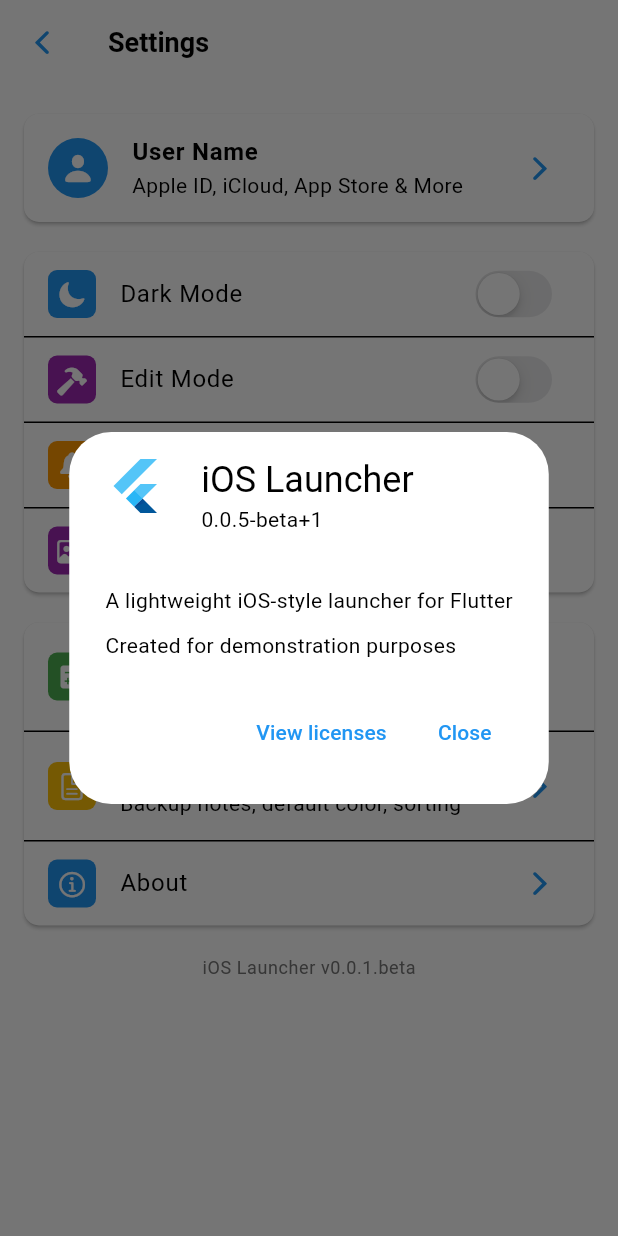
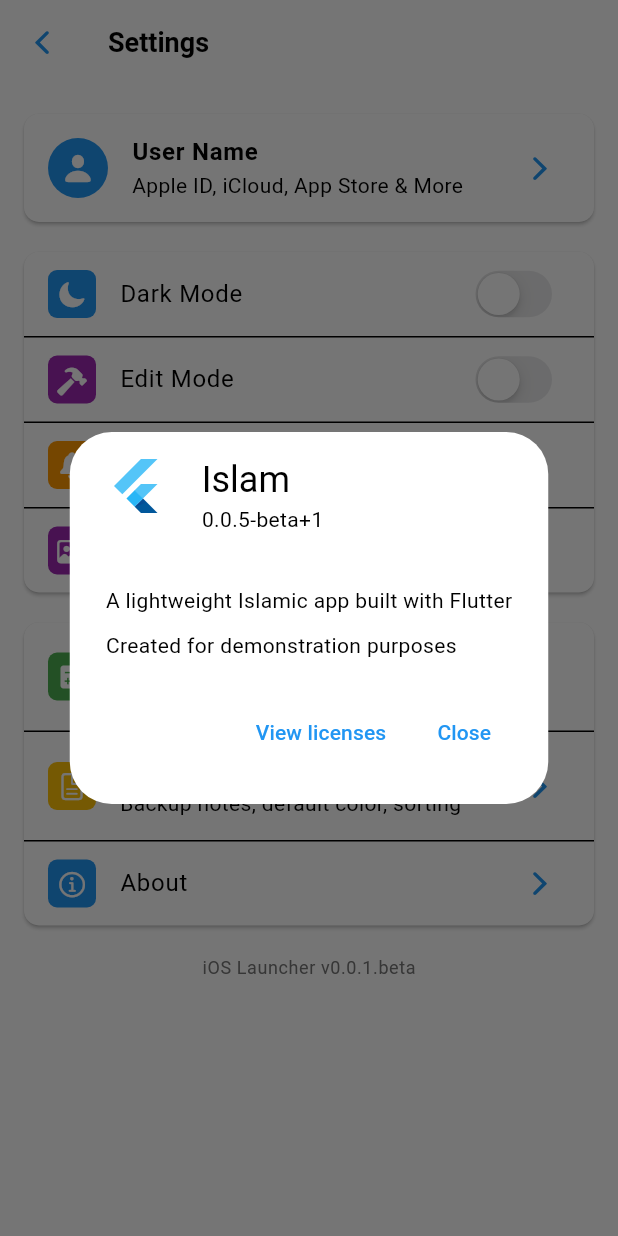
Before and after one commit to hossam30970555/test1, a Flutter app: the SettingsScreen screen opened directly, after a tap on "About", on a phone screen of 412 x 824 dp. Run offline on Flutter 3.47's test engine with Material 3 defaults, Android fonts, the phone set to English and light mode, and no system bars; our stand-ins replace image_picker, shared_preferences; missing offline and left inert: test1; accounts and stored records are empty; Roboto replaces fonts that are missing (SF Pro Display).

Commit message:
Rename application and update identifiers to reflect new branding

```diff
--- a/lib/main.dart
+++ b/lib/main.dart
@@ -44,7 +44,7 @@
 
     return MaterialApp(
       debugShowCheckedModeBanner: false,
-      title: 'iOS Launcher',
+      title: 'Islam',
       theme: AppTheme.lightTheme,
       darkTheme: AppTheme.darkTheme,
       themeMode: settingsProvider.darkMode ? ThemeMode.dark : ThemeMode.light,
--- a/lib/screens/settings_screen.dart
+++ b/lib/screens/settings_screen.dart
@@ -241,11 +241,11 @@
               // Show about dialog
               showAboutDialog(
                 context: context,
-                applicationName: "iOS Launcher",
+                applicationName: "Islam",
                 applicationVersion: "0.0.5-beta+1",
                 applicationIcon: const FlutterLogo(size: 40),
                 children: [
-                  const Text("A lightweight iOS-style launcher for Flutter"),
+                  const Text("A lightweight Islamic app built with Flutter"),
                   const SizedBox(height: 10),
                   const Text("Created for demonstration purposes"),
                 ],
--- a/pubspec.yaml
+++ b/pubspec.yaml
@@ -1,5 +1,5 @@
-name: test1
-description: iOS-like launcher app - Beta version
+name: islam
+description: A personal App
 publish_to: 'none' # Remove this line if you wish to publish to pub.dev
 
 version: 0.0.5-beta+1
@@ -19,6 +19,7 @@
   flutter_test:
     sdk: flutter
   flutter_lints: ^2.0.0
+  change_app_package_name: ^1.5.0
 
 flutter:
   uses-material-design: true
```
Also changed, not shown: pubspec.lock, 5 other files.
